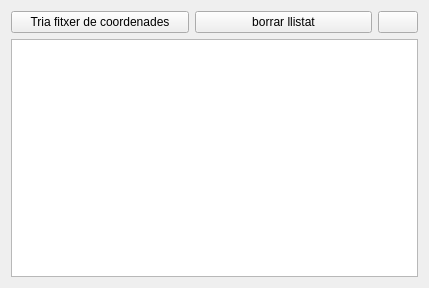
Before: the Qt Designer form tableviewcoordinates.ui in tonilogar/ToolsPcot, drawn with Qt 5.
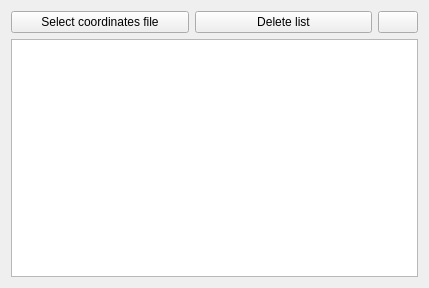
After: the same form once the commit is applied. Icons and pictures are not drawn.

Patch:
```diff
--- a/tableviewcoordinates.ui
+++ b/tableviewcoordinates.ui
@@ -27,7 +27,7 @@
           </sizepolicy>
          </property>
          <property name="text">
-          <string>Tria fitxer de coordenades</string>
+          <string>Select coordinates file</string>
          </property>
         </widget>
        </item>
@@ -40,7 +40,7 @@
           </sizepolicy>
          </property>
          <property name="text">
-          <string>borrar llistat</string>
+          <string>Delete list</string>
          </property>
         </widget>
        </item>
```
